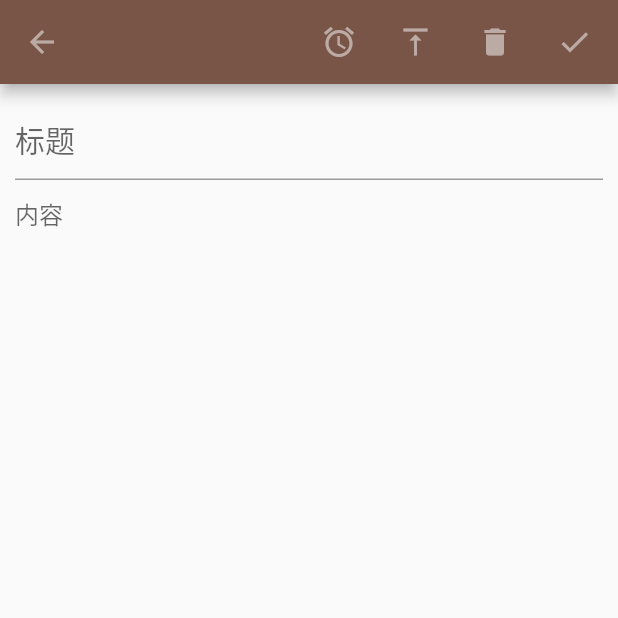
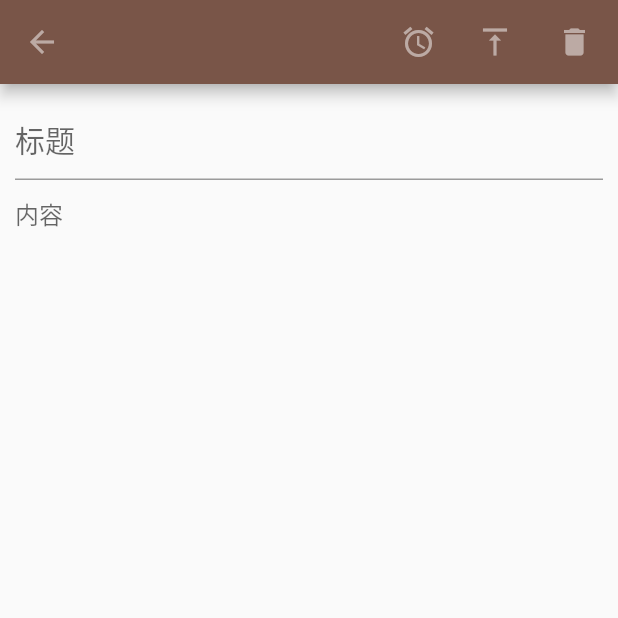
Before and after one commit to azzgo/learn-any, a Flutter app: the EditStickyPage screen opened directly, on a phone screen of 412 x 824 dp, the top half of it. Run offline on Flutter 3.47's test engine with Material 2 defaults, Android fonts, the light colour scheme and no system bars; our stand-ins replace sqflite; accounts and stored records are empty.

Commit message:
去掉保存的功能，回退兼做保存

```diff
--- a/flutter_quick_learn/lib/pages/edit/edit.dart
+++ b/flutter_quick_learn/lib/pages/edit/edit.dart
@@ -111,7 +111,7 @@ class _EditStickyPageState extends State<EditStickyPage> {
       appBar: AppBar(
         leading: IconButton(
           icon: Icon(Icons.arrow_back, color: Colors.brown[200]),
-          onPressed: () => Navigator.pop(context),
+          onPressed: _saveSticky,
         ),
         actions: <Widget>[
           Container(
@@ -124,16 +124,11 @@ class _EditStickyPageState extends State<EditStickyPage> {
                       color: _sticky.isTop ? Colors.white : Colors.brown[200]),
                   onPressed: _toggleFixTop)),
           Container(
-            margin: const EdgeInsets.only(left: 5),
+            margin: const EdgeInsets.only(left: 5, right: 5),
             child: IconButton(
                 icon: Icon(Icons.delete, color: Colors.brown[200]),
                 onPressed: _deleteSticky),
-          ),
-          Container(
-              margin: const EdgeInsets.only(left: 5, right: 5),
-              child: IconButton(
-                  icon: Icon(Icons.check, color: Colors.brown[200]),
-                  onPressed: _saveSticky)),
+          )
         ],
       ),
       body: Container(
```
